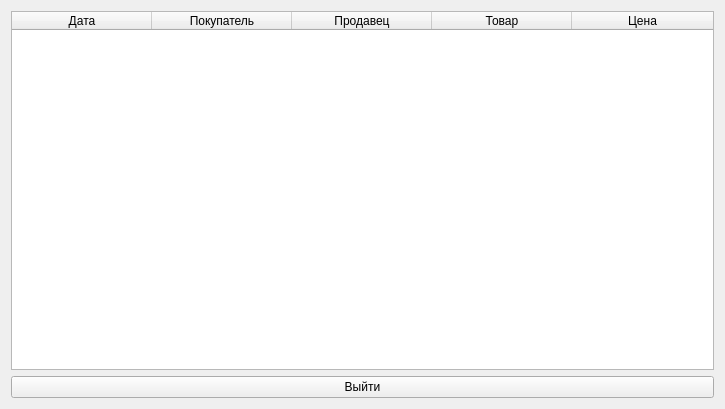
OTBEPTKA1873/SMRP_Nef_Meh_MM-21-1B, file ui_qt/from_designer/receipts_form.ui: the form before one commit.
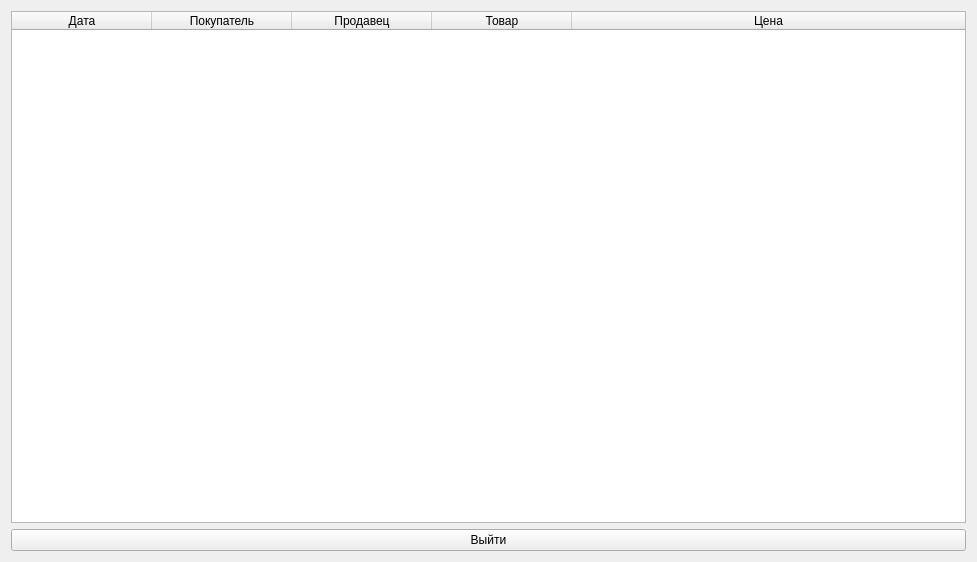
The form after the commit. Icons and pictures are not drawn.

Commit message: Отладил окно добавления лота, сделал автоизменения размеров столбцов во всех таблицах

```diff
--- a/ui_qt/from_designer/receipts_form.ui
+++ b/ui_qt/from_designer/receipts_form.ui
@@ -6,8 +6,8 @@
    <rect>
     <x>0</x>
     <y>0</y>
-    <width>725</width>
-    <height>409</height>
+    <width>977</width>
+    <height>562</height>
    </rect>
   </property>
   <property name="windowTitle">
```
The commit also changes 7 other files.
